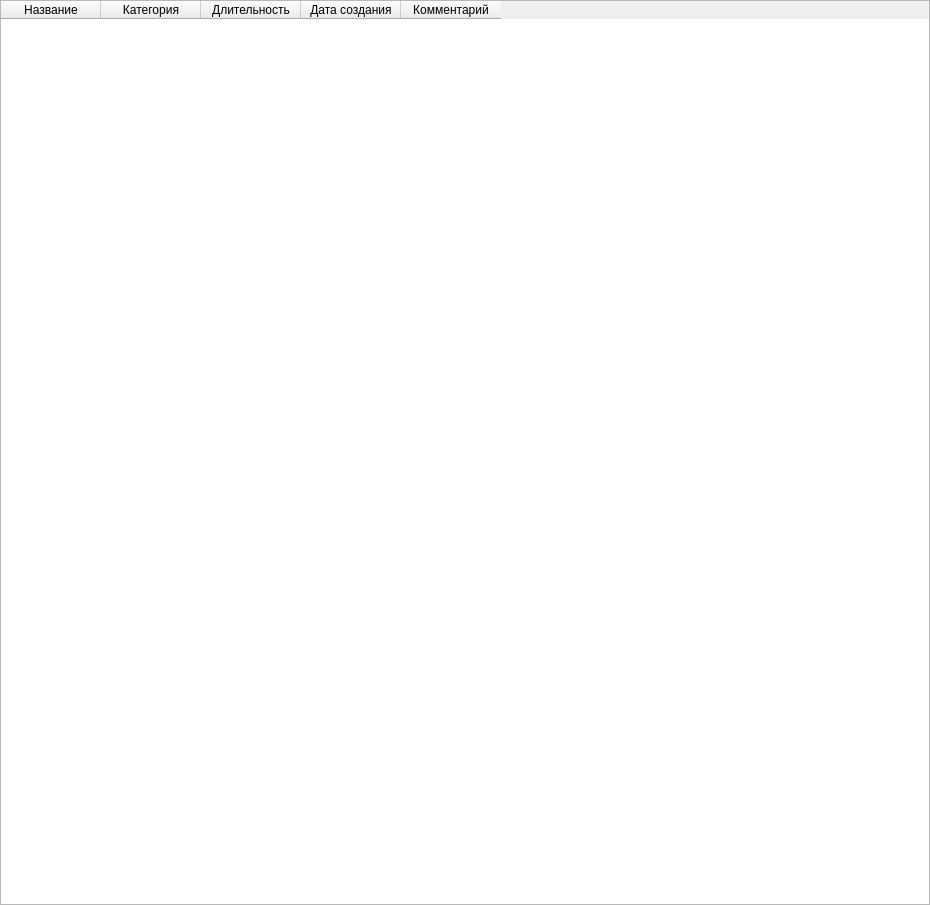
The window that design/table.ui (yurii-bel/project_2021) describes before a commit, drawn with Qt 5.
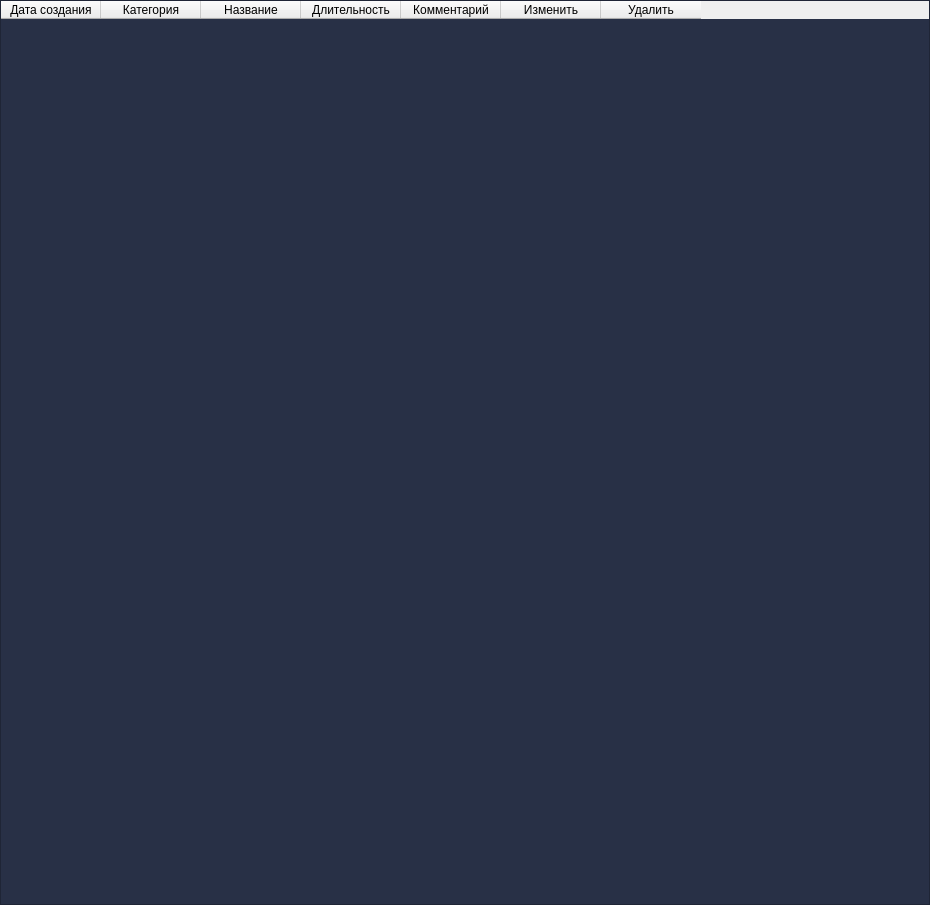
The same window after the commit.

Commit message: TableView widget works fine.

```diff
--- a/design/table.ui
+++ b/design/table.ui
@@ -22,9 +22,15 @@
      <height>905</height>
     </rect>
    </property>
+   <property name="styleSheet">
+    <string notr="true">QTableWidget { 
+background-color: #283046;
+color: rgb(208, 210, 214);
+}</string>
+   </property>
    <column>
     <property name="text">
-     <string>Название</string>
+     <string>Дата создания</string>
     </property>
     <property name="foreground">
      <brush brushstyle="NoBrush">
@@ -50,6 +56,20 @@
      </brush>
     </property>
    </column>
+   <column>
+    <property name="text">
+     <string>Название</string>
+    </property>
+    <property name="foreground">
+     <brush brushstyle="NoBrush">
+      <color alpha="255">
+       <red>0</red>
+       <green>0</green>
+       <blue>0</blue>
+      </color>
+     </brush>
+    </property>
+   </column>
    <column>
     <property name="text">
      <string>Длительность</string>
@@ -64,20 +84,6 @@
      </brush>
     </property>
    </column>
-   <column>
-    <property name="text">
-     <string>Дата создания</string>
-    </property>
-    <property name="foreground">
-     <brush brushstyle="NoBrush">
-      <color alpha="255">
-       <red>0</red>
-       <green>0</green>
-       <blue>0</blue>
-      </color>
-     </brush>
-    </property>
-   </column>
    <column>
     <property name="text">
      <string>Комментарий</string>
@@ -92,6 +98,16 @@
      </brush>
     </property>
    </column>
+   <column>
+    <property name="text">
+     <string>Изменить</string>
+    </property>
+   </column>
+   <column>
+    <property name="text">
+     <string>Удалить</string>
+    </property>
+   </column>
   </widget>
  </widget>
  <resources/>
```
The commit also changes 3 other files.
